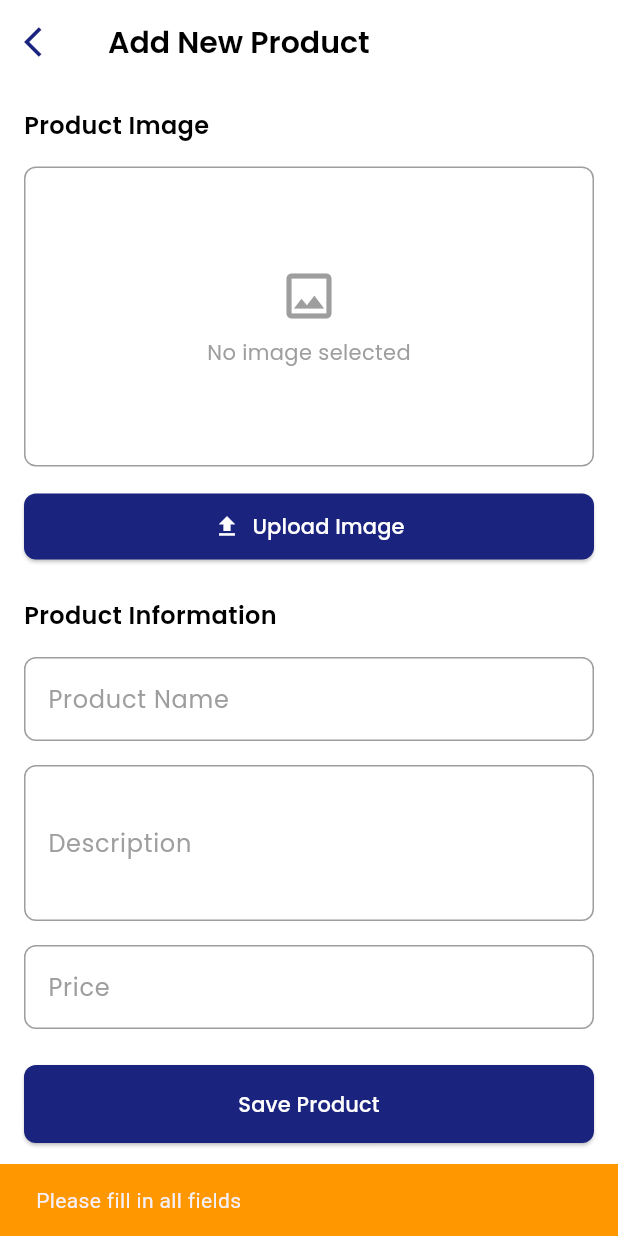
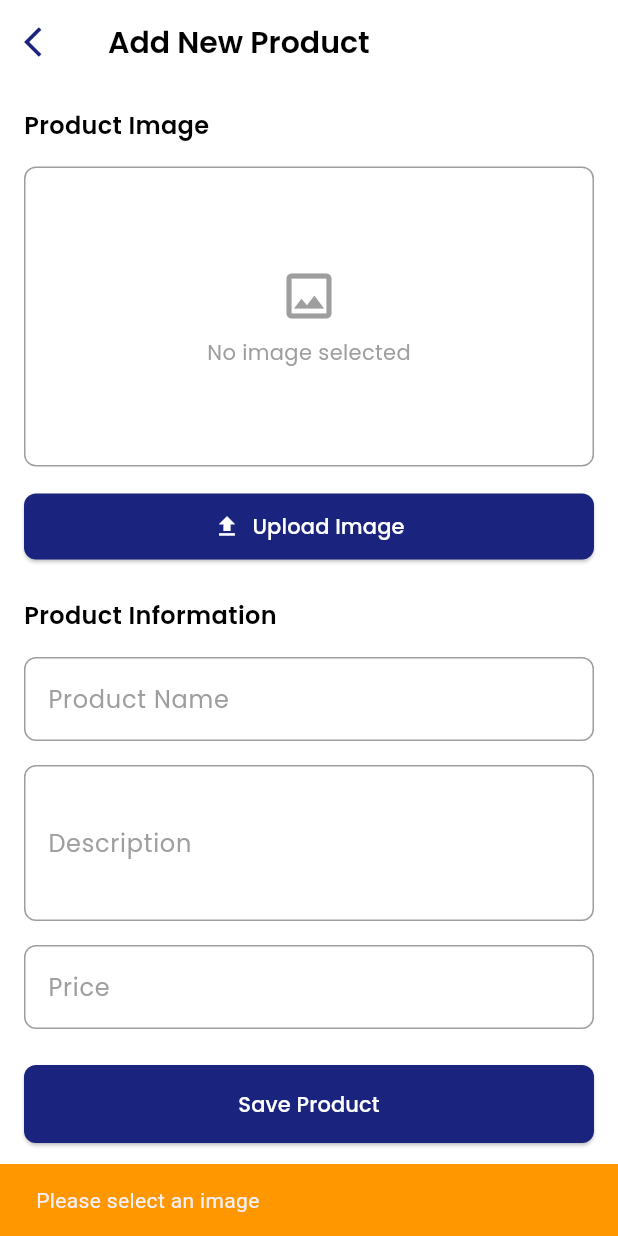
Before and after one commit to svraluca/acumacumapp, a Flutter app: the AddProduct screen opened directly with empty values, after a tap on "Save Product", on a phone screen of 412 x 824 dp. Run offline on Flutter 3.47's test engine with Material 3 defaults, Android fonts, the light colour scheme and no system bars; our stand-ins replace bubble_bottom_bar, cached_network_image, carousel_slider, cloud_firestore, firebase_auth, firebase_core and 22 more; missing offline and left inert: add_2_calendar, algolia, direct_select, easy_pdf_viewer, fl_geocoder, flutter_stripe and 2 more; accounts and stored records are empty.

Commit message:
Update addProduct.dart

```diff
--- a/lib/ui/addProduct.dart
+++ b/lib/ui/addProduct.dart
@@ -1,4 +1,6 @@
 import 'dart:io';
+import 'dart:convert';
+import 'package:http/http.dart' as http;
 import 'package:cloud_firestore/cloud_firestore.dart';
 import 'package:firebase_storage/firebase_storage.dart';
 import 'package:flutter/material.dart';
@@ -38,12 +40,20 @@ class _AddProductState extends State<AddProduct> {
   }
 
   Future<void> _pickImage() async {
+    print("Starting image picker"); // Debug log
+    try {
       final ImagePicker picker = ImagePicker();
       final XFile? image = await picker.pickImage(source: ImageSource.gallery);
       if (image != null) {
+        print("Image picked successfully: ${image.path}"); // Debug log
         setState(() {
           _imageFile = image;
         });
+      } else {
+        print("No image selected"); // Debug log
+      }
+    } catch (e) {
+      print("Error picking image: $e"); // Debug log
     }
   }
 
@@ -59,34 +69,92 @@ class _AddProductState extends State<AddProduct> {
     return null;
   }
 
+  Future<bool> _checkImageContent(File imageFile) async {
+    try {
+      print('DEBUG: Starting image content check...');
+      print('DEBUG: Image file path: ${imageFile.path}');
+      print('DEBUG: Image file size: ${await imageFile.length()} bytes');
+
+      List<int> imageBytes = await imageFile.readAsBytes();
+      print('DEBUG: Successfully read image bytes');
+      String base64Image = base64Encode(imageBytes);
+      print('DEBUG: Successfully encoded image to base64');
+
+      final body = {
+        'requests': [
+          {
+            'image': {
+              'content': base64Image,
+            },
+            'features': [
+              {
+                'type': 'SAFE_SEARCH_DETECTION',
+                'maxResults': 1
+              }
+            ],
+          }
+        ]
+      };
+      print('DEBUG: Prepared API request body');
+
+      print('DEBUG: Sending request to Vision API...');
+      final response = await http.post(
+        Uri.parse('https://vision.googleapis.com/v1/images:annotate?key=AIzaSyCVhYFD2mA9XGi0iizndFzgRs9kEGGvBZc'),
+        headers: {'Content-Type': 'application/json'},
+        body: jsonEncode(body),
+      );
+      print('DEBUG: Received API response');
+      print('DEBUG: Response status code: ${response.statusCode}');
+      print('DEBUG: Full response body: ${response.body}');
+
+      if (response.statusCode == 200) {
+        print('DEBUG: Successful API response (200)');
+        final data = jsonDecode(response.body);
+        final safeSearch = data['responses'][0]['safeSearchAnnotation'];
+
+        print('DEBUG: ====== Safe Search Results ======');
+        print('DEBUG: Adult: ${safeSearch['adult']}');
+        print('DEBUG: Spoof: ${safeSearch['spoof']}');
+        print('DEBUG: Medical: ${safeSearch['medical']}');
+        print('DEBUG: Violence: ${safeSearch['violence']}');
+        print('DEBUG: Racy: ${safeSearch['racy']}');
+        print('DEBUG: ================================');
+
+        // For testing, let's print the decision process
+        print('DEBUG: Checking content rules...');
+
+        if (safeSearch['adult'] == 'VERY_LIKELY') {
+          print('DEBUG: Image rejected - adult content is VERY_LIKELY');
+          return false;
+        }
+
+        print('DEBUG: Image passed all content checks');
+        return true;
+      } else {
+        print('DEBUG: API request failed with status: ${response.statusCode}');
+        print('DEBUG: Error response body: ${response.body}');
+        // For testing purposes, let's allow images when API fails
+        print('DEBUG: Allowing image despite API failure');
+        return true;
+      }
+    } catch (e, stackTrace) {
+      print('DEBUG: Error in _checkImageContent:');
+      print('DEBUG: Error message: $e');
+      print('DEBUG: Stack trace: $stackTrace');
+      // For testing purposes, let's allow images when there's an error
+      print('DEBUG: Allowing image despite error');
+      return true;
+    }
+  }
+
   Future<void> _saveProduct() async {
-    if (_nameController.text.isEmpty ||
-        _descriptionController.text.isEmpty ||
-        _priceController.text.isEmpty) {
+    print('DEBUG: Starting _saveProduct method');
+
+    if (_imageFile == null) {
+      print('DEBUG: No image file selected');
       ScaffoldMessenger.of(context).showSnackBar(
         const SnackBar(
-          content: Text('Please fill in all fields'),
-          backgroundColor: Colors.orange,
-        ),
-      );
-      return;
-    }
-
-    double? price = double.tryParse(_priceController.text);
-    if (price == null || price <= 0) {
-      ScaffoldMessenger.of(context).showSnackBar(
-        const SnackBar(
-          content: Text('Please enter a valid price'),
-          backgroundColor: Colors.orange,
-        ),
-      );
-      return;
-    }
-
-    if (_getWordCount(_descriptionController.text) > 55) {
-      ScaffoldMessenger.of(context).showSnackBar(
-        const SnackBar(
-          content: Text('Description should not exceed 55 words'),
+          content: Text('Please select an image'),
           backgroundColor: Colors.orange,
         ),
       );
@@ -98,10 +166,33 @@ class _AddProductState extends State<AddProduct> {
     });
 
     try {
+      print('DEBUG: Starting image content check');
+      bool isAppropriate = await _checkImageContent(File(_imageFile!.path));
+      print('DEBUG: Content check result: $isAppropriate');
+
+      if (!isAppropriate) {
+        print('DEBUG: Image failed content check');
+        if (mounted) {
+          ScaffoldMessenger.of(context).showSnackBar(
+            const SnackBar(
+              content: Text('Please choose an appropriate image'),
+              backgroundColor: Colors.red,
+              duration: Duration(seconds: 3),
+            ),
+          );
+        }
+        setState(() {
+          _isLoading = false;
+        });
+        return;
+      }
+
+      print('DEBUG: Proceeding with image upload');
       String? imageUrl;
       if (_imageFile != null) {
         final storageRef = FirebaseStorage.instance.ref().child(
             'product_images/${DateTime.now().millisecondsSinceEpoch}_${_imageFile!.name}');
+
         final uploadTask = storageRef.putFile(File(_imageFile!.path));
         final snapshot = await uploadTask.whenComplete(() {});
         imageUrl = await snapshot.ref.getDownloadURL();
@@ -114,7 +205,7 @@ class _AddProductState extends State<AddProduct> {
           .add({
         'name': _nameController.text,
         'description': _descriptionController.text,
-        'price': price,
+        'price': double.parse(_priceController.text),
         'photoUrl': imageUrl,
         'createdAt': FieldValue.serverTimestamp(),
       });
@@ -128,13 +219,16 @@ class _AddProductState extends State<AddProduct> {
           ),
         );
       }
-    } catch (e) {
-      print('Error adding product: $e');
+    } catch (e, stackTrace) {
+      print('DEBUG: Error in _saveProduct:');
+      print('DEBUG: Error message: $e');
+      print('DEBUG: Stack trace: $stackTrace');
       if (mounted) {
         ScaffoldMessenger.of(context).showSnackBar(
           SnackBar(
-            content: Text('Error adding product: ${e.toString()}'),
+            content: Text('Error: ${e.toString()}'),
             backgroundColor: Colors.red,
+            duration: const Duration(seconds: 3),
           ),
         );
       }
```
Lines whose indentation alone changed are shown as unchanged.
